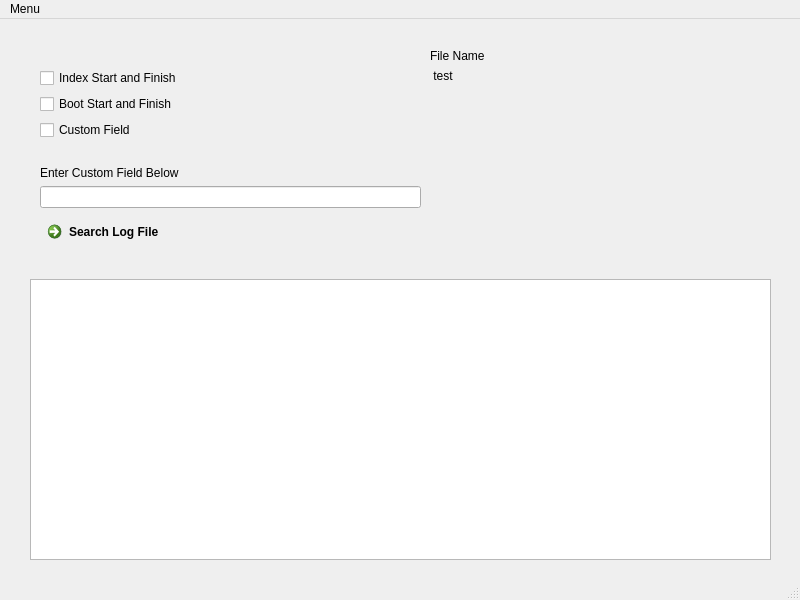
First picture: the form in JiraLogAnalyzerFrame.ui, repository JeffreyBarton/Jira-Log-Analyzer, before the edit.
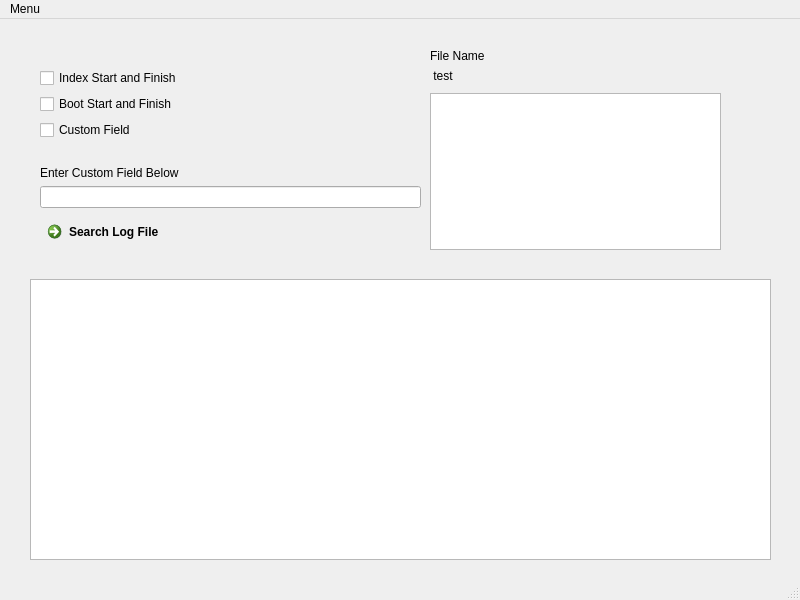
Second picture: the form after the edit.

Patch:
```diff
--- a/JiraLogAnalyzerFrame.ui
+++ b/JiraLogAnalyzerFrame.ui
@@ -127,6 +127,9 @@
        </property>
       </spacer>
      </item>
+     <item>
+      <widget class="QListWidget" name="listWidget_2"/>
+     </item>
     </layout>
    </widget>
    <widget class="QListWidget" name="listWidget">
```
